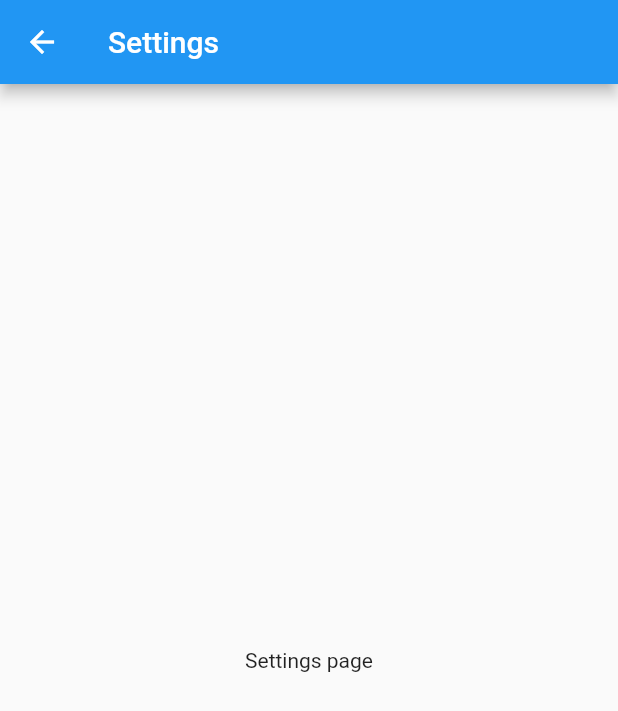
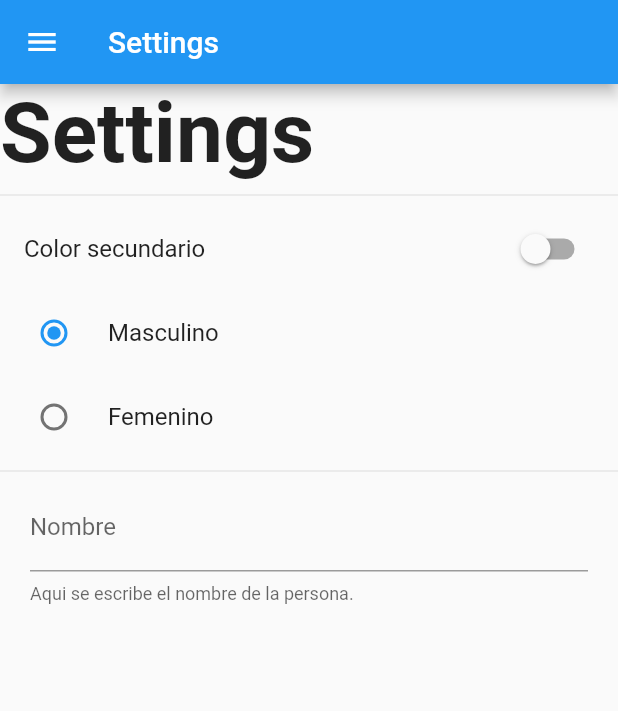
Before and after one commit to oscar02r/user_preferences_flutter, a Flutter app: the SettingsPage screen opened by its route, on a phone screen of 412 x 824 dp. Shown: the top 711 px of the screen. Run offline on Flutter 3.47's test engine with Material 2 defaults, Android fonts, the phone set to English and light mode, and no system bars.

Commit message:
Creating listview setting page

```diff
--- a/lib/src/pages/home_page.dart
+++ b/lib/src/pages/home_page.dart
@@ -1,7 +1,6 @@
 
 import 'package:flutter/cupertino.dart';
 import'package:flutter/material.dart';
-import 'package:user_preferences_flutter/src/pages/settings_page.dart';
 import 'package:user_preferences_flutter/src/widgets/menu_widget.dart';
 
 class HomePage extends StatelessWidget{
--- a/lib/src/pages/settings_page.dart
+++ b/lib/src/pages/settings_page.dart
@@ -1,19 +1,72 @@
 
 import'package:flutter/material.dart';
+import 'package:user_preferences_flutter/src/widgets/menu_widget.dart';
 
-class SettingsPage extends StatelessWidget{
+class SettingsPage extends StatefulWidget{
   static final String routeName ='settings';
+
+  @override
+  _SettingsPageState createState() => _SettingsPageState();
+}
+
+class _SettingsPageState extends State<SettingsPage> {
+  bool _colorSecundario = false;
+  int _genero =1;
+  String _nombre ='Pedro';
+
   @override
   Widget build(BuildContext context) {
     return Scaffold(
       appBar: AppBar(
         title: Text('Settings'),
       ),
-      body: Center(
-        child: Text('Settings page'),
+      drawer: MenuWidget(),
+      body: ListView(
+        children: [
+          Container(
+            child: Text('Settings', style: TextStyle(
+                fontWeight: FontWeight.bold,
+                fontSize: 56.0
+            ),
+            ),
+          ),
+          Divider(),
+          SwitchListTile(
+              value: _colorSecundario,
+              title: Text('Color secundario'),
+              onChanged: (value){
+                _colorSecundario = value;
+                setState(() {});
+              }
+          ),
+          RadioListTile(
+              value: 1,
+              title: Text('Masculino'),
+              groupValue: 1,
+              onChanged:(value) {
+
+                setState(() {});
+              }
+          ),
+          RadioListTile(
+              value: 1,
+              title: Text('Femenino'),
+              groupValue: 2,
+              onChanged:(value) {}
+          ),
+          Divider(),
+          Container(
+            padding: EdgeInsets.symmetric(horizontal: 20.0),
+            child: TextField(
+              decoration: InputDecoration(
+                labelText: 'Nombre',
+                helperText: 'Aqui se escribe el nombre de la persona.'
+              ),
+              onChanged: (value){},
+            ),
+          )
+        ],
       )
     );
   }
-
-
 }
--- a/lib/src/widgets/menu_widget.dart
+++ b/lib/src/widgets/menu_widget.dart
@@ -26,7 +26,7 @@ class MenuWidget extends StatelessWidget{
           ),
           ListTile(
             leading:Icon(Icons.pages, color: Colors.blue,),
-            title: Text('Pages'),
+            title: Text('Home'),
             onTap: (){
               Navigator.pushReplacementNamed (context, HomePage.routeName);
             },
```
